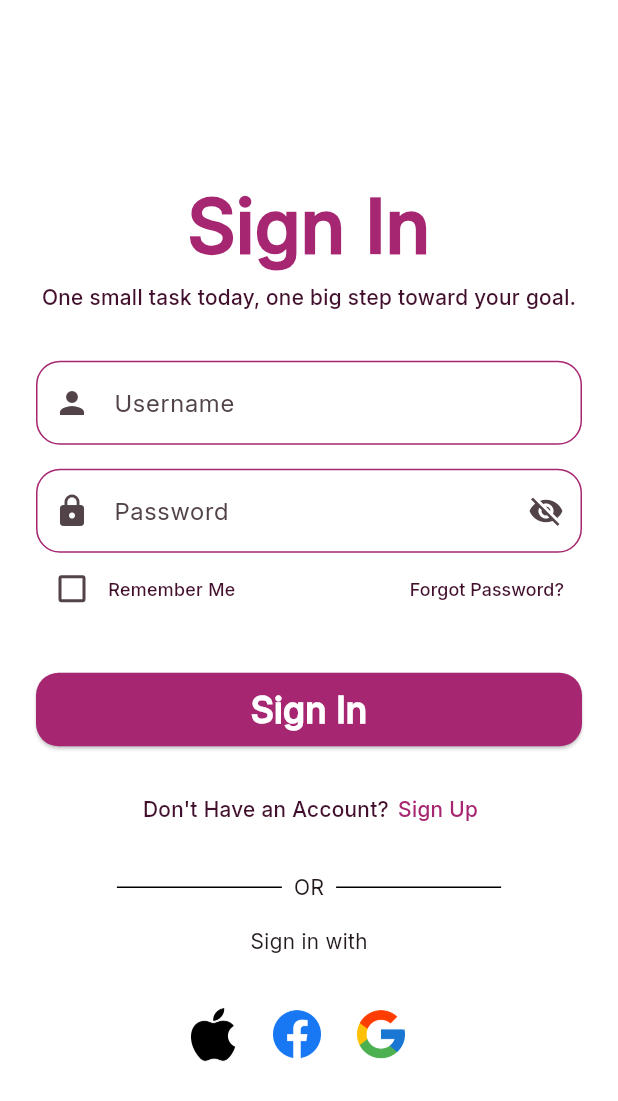
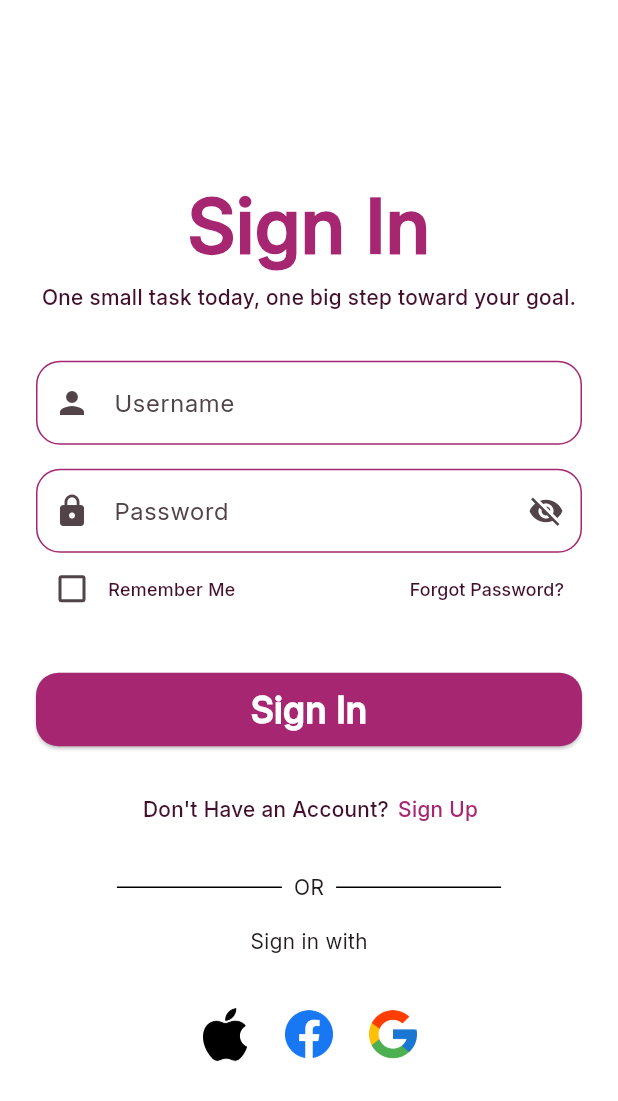
Before and after one commit to mmm-chd/ulangan1_11pplg2, a Flutter app: the screen it shows after launch, on a phone screen of 412 x 824 dp. Shown: the top 1101 px of the screen. Run offline on Flutter 3.47's test engine with Material 3 defaults, Android fonts, the phone set to English and light mode, and no system bars; our stand-ins replace flutter_svg, get.

Commit message:
fix [SM] card view

```diff
--- a/lib/pages/login_page.dart
+++ b/lib/pages/login_page.dart
@@ -24,6 +24,7 @@ class LoginPage extends StatelessWidget {
               padding: const EdgeInsets.all(24),
               child: Column(
                 mainAxisAlignment: MainAxisAlignment.center,
+                crossAxisAlignment: CrossAxisAlignment.center,
                 children: [
                   const CustomText(
                     text: "Sign In",
@@ -192,7 +193,6 @@ class LoginPage extends StatelessWidget {
                       SocialbuttonComponent(
                         asset: "assets/images/social_images/google-icon.png",
                       ),
-                      const SizedBox(width: 16),
                     ],
                     //   _socialButton("assets/google.png"),
                     //   const SizedBox(width: 16),
```
Also changed, not shown: lib/components/widget/cardview2_component.dart (line endings or trailing spaces).
